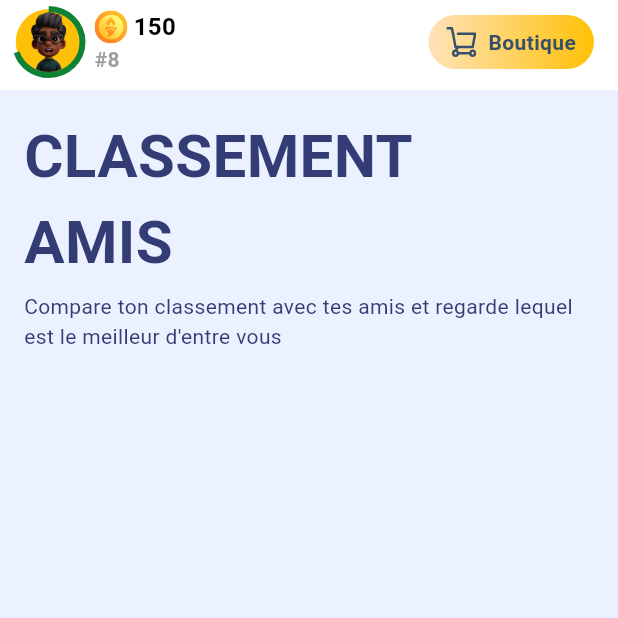
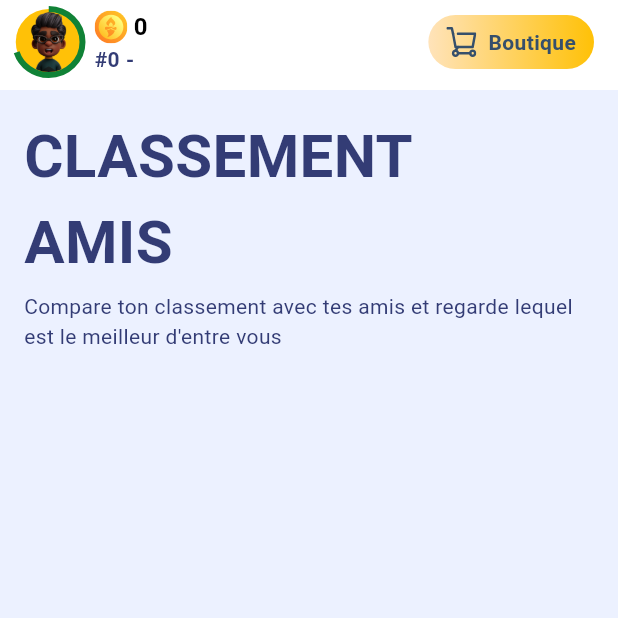
Before and after one commit to MAvyan/test_flutter, a Flutter app: the screen it shows after launch, on a phone screen of 412 x 824 dp, the top half of it. Run offline on Flutter 3.47's test engine with Material 3 defaults, Android fonts, the phone set to English and light mode, and no system bars; our stand-ins replace cloud_firestore, firebase_core, flutter_svg; accounts and stored records are empty; statements that could not run were skipped.

```diff
--- a/lib/TopNavigationBar.dart
+++ b/lib/TopNavigationBar.dart
@@ -1,9 +1,41 @@
 import 'package:flutter/material.dart';
 import 'package:flutter_svg/flutter_svg.dart';
+import 'package:cloud_firestore/cloud_firestore.dart';
 
-class TopNavigationBar extends StatelessWidget implements PreferredSizeWidget {
+class TopNavigationBar extends StatefulWidget implements PreferredSizeWidget {
   @override
   Size get preferredSize => Size.fromHeight(60.0);
+
+  @override
+  _TopNavigationBarState createState() => _TopNavigationBarState();
+}
+
+class _TopNavigationBarState extends State<TopNavigationBar> {
+  final String connectedUser = "wSibajYUNWp62yLeMXaO";
+  int? balance;
+  int? globalRank;
+  String? rankSquad;
+
+  @override
+  void initState() {
+    super.initState();
+    fetchUserData();
+  }
+
+  Future<void> fetchUserData() async {
+    try {
+      final docSnapshot = await FirebaseFirestore.instance.collection('users').doc(connectedUser).get();
+      if (docSnapshot.exists) {
+        setState(() {
+          balance = docSnapshot['balance'];
+          globalRank = docSnapshot['global_rank'];
+          rankSquad = docSnapshot['rank_squad'];
+        });
+      }
+    } catch (e) {
+      print('Error fetching user data: $e');
+    }
+  }
 
   @override
   Widget build(BuildContext context) {
@@ -13,10 +45,10 @@ class TopNavigationBar extends StatelessWidget implements PreferredSizeWidget {
       centerTitle: true,
       leadingWidth: 150,
       leading: Padding(
-        padding: const EdgeInsets.only(left: 10.0, top: 6.0, bottom: 6.0), // Added left padding
+        padding: const EdgeInsets.only(left: 10.0, top: 6.0, bottom: 6.0),
         child: Row(
           children: [
-            // Profile picture with yellow background and progress bar
+            // Profile picture with progress bar
             Stack(
               alignment: Alignment.center,
               children: [
@@ -32,7 +64,7 @@ class TopNavigationBar extends StatelessWidget implements PreferredSizeWidget {
                   width: 45,
                   height: 45,
                   child: CircularProgressIndicator(
-                    value: 0.7, // Set progress value
+                    value: 0.7,
                     strokeWidth: 4,
                     valueColor: AlwaysStoppedAnimation<Color>(Color(0xFF108236)),
                     backgroundColor: Colors.transparent,
@@ -49,6 +81,7 @@ class TopNavigationBar extends StatelessWidget implements PreferredSizeWidget {
               ],
             ),
             SizedBox(width: 8),
+
             // Balance and Ranking
             Column(
               mainAxisAlignment: MainAxisAlignment.center,
@@ -62,7 +95,7 @@ class TopNavigationBar extends StatelessWidget implements PreferredSizeWidget {
                     ),
                     SizedBox(width: 4),
                     Text(
-                      '150', // Replace with dynamic balance
+                      balance?.toString() ?? '0',
                       style: TextStyle(
                         color: Colors.black,
                         fontWeight: FontWeight.bold,
@@ -71,13 +104,26 @@ class TopNavigationBar extends StatelessWidget implements PreferredSizeWidget {
                     ),
                   ],
                 ),
-                Text(
-                  '#8', // Replace with dynamic ranking
-                  style: TextStyle(
-                    color: Colors.grey,
-                    fontSize: 14,
-                    fontWeight: FontWeight.bold,
-                  ),
+                Row(
+                  children: [
+                    Text(
+                      globalRank != null ? '#$globalRank' : '#0',
+                      style: TextStyle(
+                        color: Color(0xFF333C75),
+                        fontSize: 14,
+                        fontWeight: FontWeight.bold,
+                      ),
+                    ),
+                    SizedBox(width: 4),
+                    Text(
+                      rankSquad ?? '-',
+                      style: TextStyle(
+                        color: Color(0xFF333C75),
+                        fontSize: 14,
+                        fontWeight: FontWeight.bold,
+                      ),
+                    ),
+                  ],
                 ),
               ],
             ),
@@ -94,14 +140,11 @@ class TopNavigationBar extends StatelessWidget implements PreferredSizeWidget {
             child: Container(
               decoration: BoxDecoration(
                 gradient: LinearGradient(
-                  colors: [
-                    Color(0xFFFFE3BA), // Starting color
-                    Color(0xFFFFC107), // Ending color (more yellow)
-                  ],
+                  colors: [Color(0xFFFFE3BA), Color(0xFFFFC107)],
                   begin: Alignment.centerLeft,
                   end: Alignment.centerRight,
                 ),
-                borderRadius: BorderRadius.circular(20), // Rounded corners
+                borderRadius: BorderRadius.circular(20),
               ),
               padding: EdgeInsets.symmetric(horizontal: 12, vertical: 8),
               child: Row(
--- a/lib/UserList.dart
+++ b/lib/UserList.dart
@@ -2,8 +2,6 @@
 import 'package:flutter/material.dart';
 import 'package:cloud_firestore/cloud_firestore.dart';
 import 'package:flutter_svg/flutter_svg.dart';
-
-var connectedUser = "wSibajYUNWp62yLeMXaO";
 
 class UserList extends StatelessWidget {
   final CollectionReference users = FirebaseFirestore.instance.collection('users');
--- a/lib/main.dart
+++ b/lib/main.dart
@@ -5,6 +5,8 @@ import 'BottomNavigationBar.dart';
 import 'UserList.dart';          // Import the UserList widget
 import 'package:firebase_core/firebase_core.dart';  // Import Firebase Core
 import 'firebase_options.dart';  // Import the generated Firebase options
+
+var connectedUser = "wSibajYUNWp62yLeMXaO";
 
 void main() async {
   WidgetsFlutterBinding.ensureInitialized();  // Ensure Flutter binding
```
